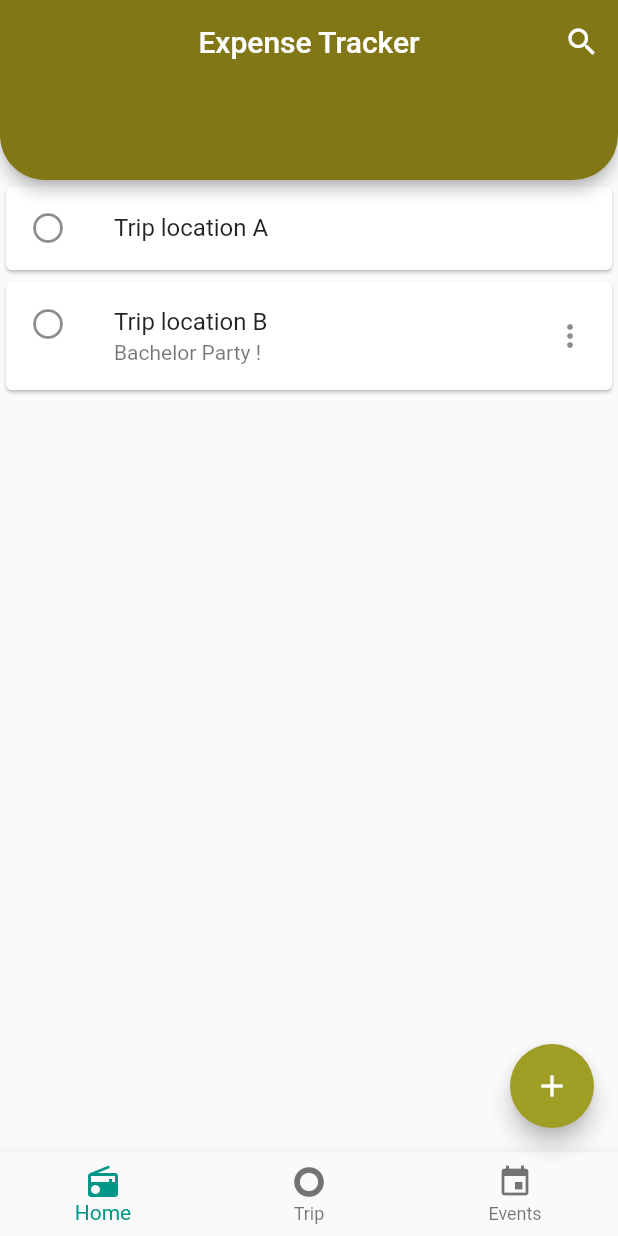
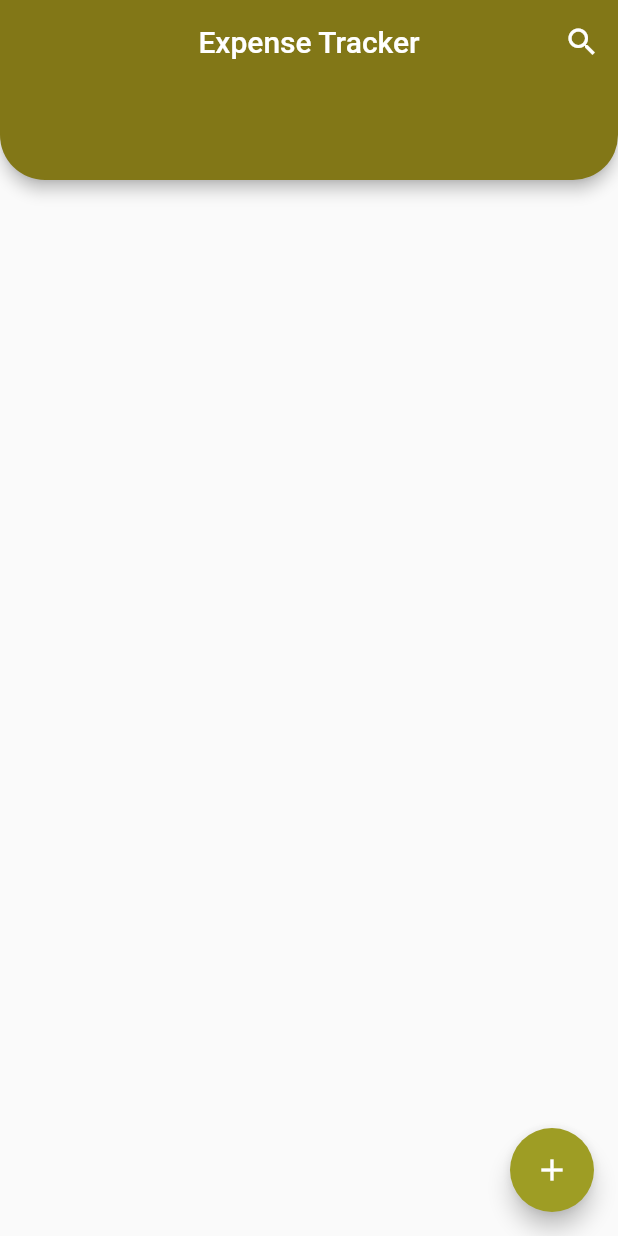
Before and after one commit to Krishss/expensetracker, a Flutter app: the screen it shows after launch, on a phone screen of 412 x 824 dp. Run offline on Flutter 3.47's test engine with Material 2 defaults, Android fonts, the phone set to English and light mode, and no system bars; Roboto replaces fonts that are missing (Raleway, open_sans).

Commit message:
Merge branches 'BranchK' and 'Nishanth' of https://github.com/krishSS/expensetracker into BranchK
# Conflicts:
#	lib/main.dart

```diff
--- a/lib/HomePage.dart
+++ b/lib/HomePage.dart
@@ -1,10 +1,13 @@
+//import 'dart:html';
+
 import 'package:flutter/material.dart';
-//import 'models/global.dart';
+import 'models/global.dart';
+import './addtrip.dart';
 //import 'package:trie/trie.dart';
 
-void main() => runApp(MyApp());
+void main() => runApp(Home());
 
-class MyApp extends StatelessWidget {
+class Home extends StatelessWidget {
   // This widget is the root of your application.
   @override
   Widget build(BuildContext context) {
@@ -31,6 +34,8 @@ class MyHomePage extends StatefulWidget {
 
 class _MyHomePageState extends State<MyHomePage> {
   int _selectedTabIndex = 0;
+  int _onSaveIndex = 0;
+  var trips = ['dummy'];
 
   List _pages = [
     Text("Home"),
@@ -42,6 +47,17 @@ class _MyHomePageState extends State<MyHomePage> {
   _changeIndex(int index) {
     setState(() {
       _selectedTabIndex = index;
+    });
+
+  }
+
+  void _onSave(String tripText) {
+    setState(() {
+      _onSaveIndex+=1;
+      trips.add(tripText);
+      print(_onSaveIndex);
+      print(trips);
+      Navigator.pop(context);
     });
   }
 
@@ -77,40 +93,31 @@ class _MyHomePageState extends State<MyHomePage> {
 
 
       body: ListView(
-        children: <Widget>[
-          Card( child: ListTile(
-            leading: Icon(Icons.radio_button_unchecked),
-            title: Text('Trip location A'),
-          )),
-          Card( child: ListTile(
-            leading: Icon(Icons.radio_button_unchecked),
-            title: Text('Trip location B'),
-            subtitle: Text('Bachelor Party !'),
-            trailing: Icon(Icons.more_vert),
-          ))
-        ],
-      ),
+        children: [
+          for (var i=1; i<=_onSaveIndex;i++)
+
+            Card( child: ListTile(
+              leading: Icon(Icons.radio_button_unchecked),
+              title: Text(trips[i]),
+              subtitle: Text(trips[i]),
+              trailing: Icon(Icons.more_vert),
+            ))
+        ]
+        ,)
+      ,
       //Center(child: _pages[_selectedTabIndex],),
 
       floatingActionButton: new FloatingActionButton(
-        onPressed: (){} ,//
+        onPressed: () {
+          Navigator.push(
+            context,
+            MaterialPageRoute(builder: (context) => Addtrip(_onSave),
+            ),);
+        }, //
         backgroundColor: Colors.lime[800],
         splashColor: Colors.lime,
         //tooltip: 'Increment',
         child: new Icon(Icons.add),
-
-      ),
-      bottomNavigationBar: BottomNavigationBar(
-        currentIndex: _selectedTabIndex,
-        onTap: _changeIndex,
-        selectedItemColor: Colors.teal,
-        type: BottomNavigationBarType.fixed,
-        items: [
-          BottomNavigationBarItem(icon: Icon(Icons.radio), title: Text("Home")),
-          //BottomNavigationBarItem(icon: Icon(Icons.search), title: Text("Search")),
-          BottomNavigationBarItem(icon: Icon(Icons.trip_origin), title: Text("Trip")),
-          BottomNavigationBarItem(icon: Icon(Icons.event), title: Text("Events")),
-        ],
       ),
     );
   }
--- a/lib/main.dart
+++ b/lib/main.dart
@@ -24,7 +24,7 @@ class _SplashIntroState extends State<SplashIntro> {
         Navigator.push(
           context,
           MaterialPageRoute(
-            builder: (context) => MyApp(),
+            builder: (context) => Home(),
           ),
         );
       },
```
